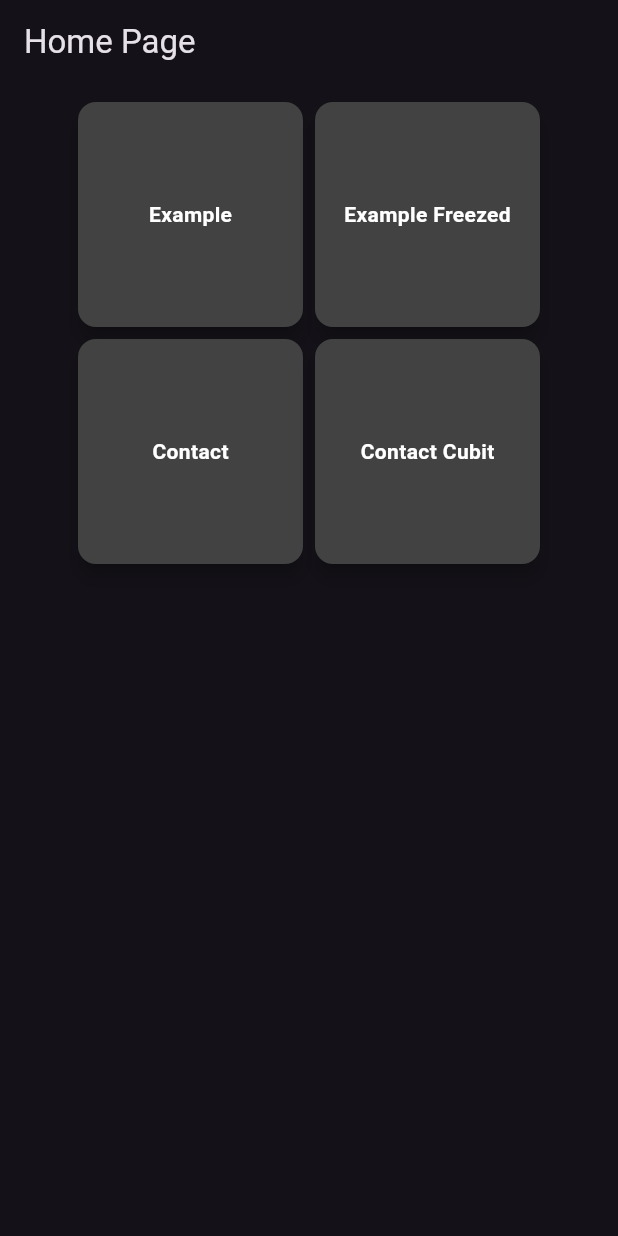
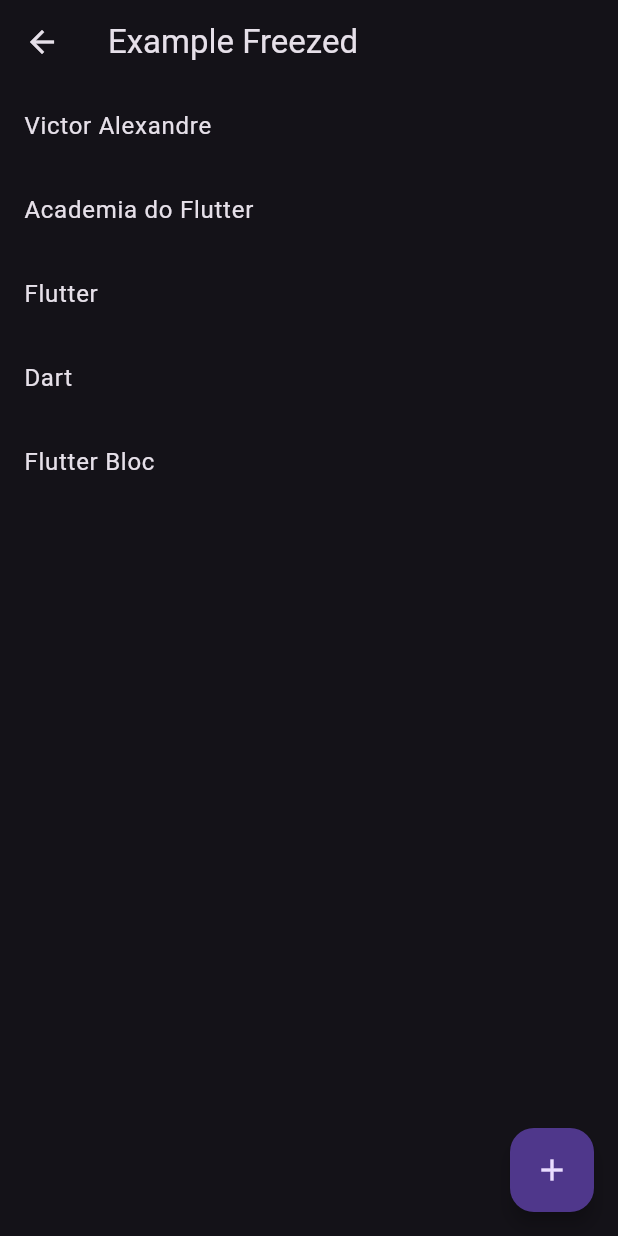
Before and after one commit to victorapc/contact_bloc, a Flutter app: the screen it shows after launch, after a tap on "Example Freezed", on a phone screen of 412 x 824 dp. Run offline on Flutter 3.47's test engine with Material 2 defaults, Android fonts, the phone set to English and light mode, and no system bars; our stand-ins replace bloc, flutter_bloc, freezed_annotation.

Commit message:
Bloc usando freezed.

```diff
--- /dev/null
+++ b/lib/feature/bloc_example/bloc_freezed/example_freezed_bloc.dart
@@ -0,0 +1,65 @@
+import 'dart:async';
+
+import 'package:bloc/bloc.dart';
+import 'package:freezed_annotation/freezed_annotation.dart';
+
+part 'example_freezed_state.dart';
+part 'example_freezed_event.dart';
+part 'example_freezed_bloc.freezed.dart';
+
+class ExampleFreezedBloc
+    extends Bloc<ExampleFreezedEvent, ExampleFreezedState> {
+  ExampleFreezedBloc() : super(ExampleFreezedState.initial()) {
+    on<_ExampleFreezedEventFindNames>(_findNames);
+    on<_ExampleFreezedEventAddName>(_addName);
+    on<_ExampleFreezedEventRemoveName>(_removeName);
+  }
+
+  FutureOr<void> _findNames(
+    _ExampleFreezedEventFindNames event,
+    Emitter<ExampleFreezedState> emit,
+  ) async {
+    emit(ExampleFreezedState.loading());
+    final names = [
+      'Victor Alexandre',
+      'Academia do Flutter',
+      'Flutter',
+      'Dart',
+      'Flutter Bloc',
+    ];
+    await Future.delayed(const Duration(seconds: 1));
+    emit(ExampleFreezedState.data(names: names));
+  }
+
+  FutureOr<void> _removeName(
+    _ExampleFreezedEventRemoveName event,
+    Emitter<ExampleFreezedState> emit,
+  ) {
+    final names = state.maybeWhen(
+      data: (names) => names,
+      orElse: () => const <String>[],
+    );
+
+    final newNames = [...names];
+    newNames.retainWhere((element) => element != event.name);
+    emit(ExampleFreezedState.data(names: newNames));
+  }
+
+  FutureOr<void> _addName(
+    _ExampleFreezedEventAddName event,
+    Emitter<ExampleFreezedState> emit,
+  ) async {
+    final names = state.maybeWhen(
+      data: (names) => names,
+      orElse: () => const <String>[],
+    );
+
+    emit(ExampleFreezedState.showBanner(
+        names: names, message: 'Cadastrando novo usuário'));
+    await Future.delayed(const Duration(seconds: 1));
+
+    final newNames = [...names];
+    newNames.add(event.name);
+    emit(ExampleFreezedState.data(names: newNames));
+  }
+}
--- /dev/null
+++ b/lib/feature/bloc_example/bloc_freezed/example_freezed_event.dart
@@ -0,0 +1,10 @@
+part of 'example_freezed_bloc.dart';
+
+@freezed
+class ExampleFreezedEvent with _$ExampleFreezedEvent {
+  const factory ExampleFreezedEvent.findNames() = _ExampleFreezedEventFindNames;
+  const factory ExampleFreezedEvent.addName(String name) =
+      _ExampleFreezedEventAddName;
+  const factory ExampleFreezedEvent.removeName(String name) =
+      _ExampleFreezedEventRemoveName;
+}
--- /dev/null
+++ b/lib/feature/bloc_example/bloc_freezed/example_freezed_state.dart
@@ -0,0 +1,15 @@
+part of 'example_freezed_bloc.dart';
+
+@freezed
+class ExampleFreezedState with _$ExampleFreezedState {
+  factory ExampleFreezedState.initial() = _ExampleFreezedStateInitial;
+  factory ExampleFreezedState.loading() = _ExampleFreezedStateLoading;
+  // Para caso de um banner é necessário adicionar a Lista para não perder o estado,
+  // fazendo que ao mostrar o banner não perder os dados dentro da função addName dentro
+  // do ExampleFreezedBloc.
+  factory ExampleFreezedState.showBanner(
+      {required List<String> names,
+      required String message}) = _ExampleFreezedStateBanner;
+  factory ExampleFreezedState.data({required List<String> names}) =
+      _ExampleFreezedStateData;
+}
--- /dev/null
+++ b/lib/feature/bloc_example/example_bloc_freezed_page.dart
@@ -0,0 +1,96 @@
+import 'package:contact_bloc/feature/bloc_example/bloc_freezed/example_freezed_bloc.dart';
+import 'package:flutter/material.dart';
+import 'package:flutter_bloc/flutter_bloc.dart';
+
+class ExampleBlocFreezedPage extends StatelessWidget {
+  const ExampleBlocFreezedPage({super.key});
+
+  @override
+  Widget build(BuildContext context) {
+    return Scaffold(
+      appBar: AppBar(
+        title: const Text('Example Freezed'),
+      ),
+      body: BlocListener<ExampleFreezedBloc, ExampleFreezedState>(
+        listener: (context, state) {
+          state.whenOrNull(
+            showBanner: (_, message) {
+              ScaffoldMessenger.of(context).showSnackBar(
+                SnackBar(
+                  content: Text(message),
+                ),
+              );
+            },
+          );
+        },
+        child: Column(
+          children: [
+            BlocSelector<ExampleFreezedBloc, ExampleFreezedState, bool>(
+              selector: (state) {
+                return state.maybeWhen(
+                  loading: () => true,
+                  orElse: () => false,
+                );
+              },
+              builder: (context, showLoader) {
+                if (showLoader) {
+                  return const Expanded(
+                    child: Center(
+                      child: CircularProgressIndicator(),
+                    ),
+                  );
+                }
+
+                return const SizedBox.shrink();
+              },
+            ),
+            BlocSelector<ExampleFreezedBloc, ExampleFreezedState, List<String>>(
+              selector: (state) {
+                return state.maybeWhen(
+                  data: (names) => names,
+                  // Caso for incluir um usuário novo, deverá adicionar o showBanner
+                  // para recuperar os nomes da lista, sem apagar os dados da tela
+                  // para dar impressão que não perdeu nenhum dado ao simular uma
+                  // inserção de dados.
+                  showBanner: (names, _) => names,
+                  orElse: () => [],
+                );
+              },
+              builder: (_, names) {
+                return Expanded(
+                  child: ListView.builder(
+                    // Quando tem ListView dentro de uma colum, é necessário essa propriedade para reconhecer
+                    // e montar os elementos.
+                    shrinkWrap: true,
+                    itemCount: names.length,
+                    itemBuilder: (context, index) {
+                      final name = names[index];
+                      return ListTile(
+                        onTap: () {
+                          context
+                              .read<ExampleFreezedBloc>()
+                              .add(ExampleFreezedEvent.removeName(name));
+                        },
+                        title: Text(name),
+                      );
+                    },
+                  ),
+                );
+              },
+            ),
+          ],
+        ),
+      ),
+      floatingActionButton: FloatingActionButton(
+        elevation: 5.0,
+        onPressed: () {
+          const name = 'Victor Teste';
+          context
+              .read<ExampleFreezedBloc>()
+              .add(const ExampleFreezedEvent.addName(name));
+        },
+        child: const Icon(Icons.add),
+      ),
+    );
+  }
+}
--- a/lib/feature/bloc_example/example_bloc_page.dart
+++ b/lib/feature/bloc_example/example_bloc_page.dart
@@ -85,7 +85,10 @@ class ExampleBlocPage extends StatelessWidget {
                 return [];
               },
               builder: (context, names) {
-                return ListView.builder(
+                // Para caso de um ListView dentro de uma colum é preciso usar o
+                // widget Expanded para funcionar o scroll do ListView.
+                return Expanded(
+                  child: ListView.builder(
                     // Quando tem ListView dentro de uma colum, é necessário essa propriedade para reconhecer
                     // e montar os elementos.
                     shrinkWrap: true,
@@ -101,6 +104,7 @@ class ExampleBlocPage extends StatelessWidget {
                         title: Text(name),
                       );
                     },
+                  ),
                 );
               },
             ),
--- a/lib/main.dart
+++ b/lib/main.dart
@@ -1,4 +1,6 @@
 import 'package:contact_bloc/feature/bloc_example/bloc_estrutura_example/example_bloc.dart';
+import 'package:contact_bloc/feature/bloc_example/bloc_freezed/example_freezed_bloc.dart';
+import 'package:contact_bloc/feature/bloc_example/example_bloc_freezed_page.dart';
 import 'package:contact_bloc/feature/bloc_example/example_bloc_page.dart';
 import 'package:contact_bloc/pages/home_page.dart';
 import 'package:flutter/material.dart';
@@ -28,6 +30,11 @@ class MyApp extends StatelessWidget {
               create: (_) => ExampleBloc()..add(ExampleFindNameEvent()),
               child: const ExampleBlocPage(),
             ),
+        '/bloc/example/freezed': (context) => BlocProvider(
+              create: (context) => ExampleFreezedBloc()
+                ..add(const ExampleFreezedEvent.findNames()),
+              child: const ExampleBlocFreezedPage(),
+            ),
       },
     );
   }
--- a/lib/pages/home_page.dart
+++ b/lib/pages/home_page.dart
@@ -27,7 +27,7 @@ class HomePage extends StatelessWidget {
                 ButtonCard(
                   title: 'Example Freezed',
                   onPressed: () {
-                    debugPrint('Example Freezed');
+                    Navigator.of(context).pushNamed('/bloc/example/freezed');
                   },
                   width: 150,
                   height: 150,
--- a/pubspec.yaml
+++ b/pubspec.yaml
@@ -32,6 +32,8 @@ dependencies:
     sdk: flutter
   bloc: ^8.1.2
   flutter_bloc: ^8.1.3
+  freezed_annotation: ^2.4.1
+  freezed: ^2.4.1
 
   # The following adds the Cupertino Icons font to your application.
   # Use with the CupertinoIcons class for iOS style icons.
@@ -40,6 +42,7 @@ dependencies:
 dev_dependencies:
   flutter_test:
     sdk: flutter
+  build_runner: ^2.4.6
 
   # The "flutter_lints" package below contains a set of recommended lints to
   # encourage good coding practices. The lint set provided by the package is
```
Also changed, not shown: lib/feature/bloc_example/bloc_freezed/example_freezed_bloc.freezed.dart (added), pubspec.lock. Lines whose indentation alone changed are shown as unchanged.
